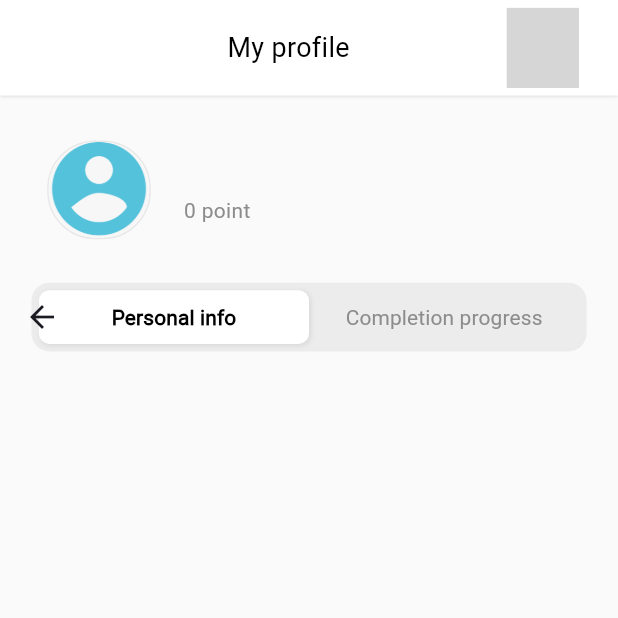
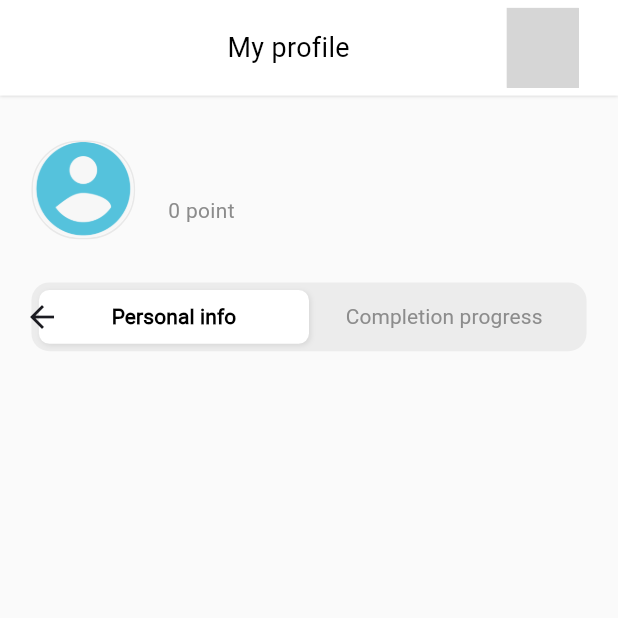
Before and after one commit to hizurk1/vocaday_app, a Flutter app: the ProfilePage screen opened by its route, on a phone screen of 412 x 824 dp, the top half of it. Run offline on Flutter 3.47's test engine with Material 3 defaults, Android fonts, the phone set to English and light mode, and no system bars; our stand-ins replace cached_network_image, cloud_firestore, connectivity_plus, easy_localization, equatable, firebase_auth and 14 more; accounts and stored records are empty; project files that could hold a hidden picture were left out; grey boxes are pictures that could not be loaded.

```diff
--- a/lib/app/constants/app_asset.dart
+++ b/lib/app/constants/app_asset.dart
@@ -31,6 +31,8 @@ class AppAssets {
   static const genderOutline = '$_icon/gender.svg';
   static const attendance = '$_icon/check_in.svg';
   static const camera = '$_icon/camera.svg';
+  static const week = '$_icon/week.svg';
+  static const lightning = '$_icon/lightning.svg';
 
   // Bottom nav
   static const homeIconFill = '$_icon/home_fill.svg';
--- a/lib/app/screens/main/pages/profile/profile_page.dart
+++ b/lib/app/screens/main/pages/profile/profile_page.dart
@@ -13,7 +13,6 @@ import '../../../../managers/navigation.dart';
 import '../../../../translations/translations.dart';
 import '../../../../widgets/app_bar.dart';
 import '../../../../widgets/sliver_tab_view.dart';
-import '../../../../widgets/tab_bar_custom.dart';
 import 'profile_completion_progress_page.dart';
 
 class ProfilePage extends StatelessWidget {
@@ -65,17 +64,15 @@ class ProfilePage extends StatelessWidget {
           ),
         ),
       ),
-      body: DefaultTabController(
-        length: 2,
-        child: SliverTabView(
+      body: SliverTabView(
         onRefresh: _onRefresh,
+        numberOfTabs: 2,
+        physics: const BouncingScrollPhysics(),
         topChild: const ProfilePersonalInfoTile(),
-          tabBar: TabBarCustom(
         tabs: [
           Tab(text: LocaleKeys.profile_personal_info.tr()),
           Tab(text: LocaleKeys.profile_completion_progress.tr()),
         ],
-          ),
         tabBarView: const TabBarView(
           physics: BouncingScrollPhysics(),
           children: [
@@ -84,7 +81,6 @@ class ProfilePage extends StatelessWidget {
           ],
         ),
       ),
-      ),
     );
   }
 }
--- a/lib/app/themes/app_text_theme.dart
+++ b/lib/app/themes/app_text_theme.dart
@@ -107,9 +107,9 @@ class AppTextStyle {
     fontWeight: FontWeight.normal,
   );
   //! Caption
-  /// fontSize: 12 [w300]
+  /// fontSize: 13 [w300]
   final TextStyle caption = TextStyle(
-    fontSize: 12.sp,
-    fontWeight: FontWeight.w300,
+    fontSize: 13.sp,
+    fontWeight: FontWeight.normal,
   );
 }
--- a/lib/app/themes/app_theme.dart
+++ b/lib/app/themes/app_theme.dart
@@ -35,7 +35,7 @@ class AppTheme {
     fontFamily: 'Roboto',
     scaffoldBackgroundColor: AppColor().black,
     cardColor: AppColor().grey900,
-    primaryColor: AppColor().blue,
+    primaryColor: AppColor().blue400,
     primaryColorDark: AppColor().blue700,
     dialogBackgroundColor: AppColor().black,
     tabBarTheme: TabBarTheme(
--- a/lib/app/widgets/cached_network_image.dart
+++ b/lib/app/widgets/cached_network_image.dart
@@ -4,6 +4,7 @@ import 'package:cached_network_image/cached_network_image.dart';
 import 'package:flutter/material.dart';
 import 'package:flutter_screenutil/flutter_screenutil.dart';
 
+import '../../config/app_logger.dart';
 import '../../core/extensions/build_context.dart';
 import '../../core/extensions/string.dart';
 import '../constants/app_asset.dart';
@@ -47,7 +48,10 @@ class CachedNetworkImageCustom extends StatelessWidget {
               color: context.backgroundColor,
             ),
             errorWidget: (context, url, error) => _defaultAvatar(size),
-            errorListener: (value) => debugPrint('CachedNetworkImage: $value'),
+            errorListener: (error) => logger.e(
+              'CachedNetworkImageCustom',
+              error: error,
+            ),
             height: size?.h,
             width: size?.w,
             fit: BoxFit.cover,
@@ -70,7 +74,6 @@ class CachedNetworkImageCustom extends StatelessWidget {
 
   Widget _defaultAvatar(double? size) {
     final file = File(url ?? '');
-    debugPrint('file: $file');
     return file.path.isNotEmpty
         ? Image.file(
             file,
--- a/lib/app/widgets/sliver_tab_view.dart
+++ b/lib/app/widgets/sliver_tab_view.dart
@@ -3,6 +3,7 @@ import 'package:flutter_screenutil/flutter_screenutil.dart';
 
 import '../../core/extensions/build_context.dart';
 import '../constants/app_element.dart';
+import 'tab_bar_custom.dart';
 
 class SliverTabView extends StatelessWidget {
   /// topChild: the widget that should be filled on top of [tabBar] (optional)
@@ -13,33 +14,75 @@ class SliverTabView extends StatelessWidget {
   const SliverTabView({
     super.key,
     this.topChild,
-    required this.tabBar,
+    required this.numberOfTabs,
+    required this.tabs,
     required this.tabBarView,
     this.isPinned = true,
+    this.physics,
     this.onRefresh,
+    this.padding,
   });
 
+  /// Trigger when users pull down to refresh the content data.
   final Future<void> Function()? onRefresh;
+
+  /// The widget that places above tabBar.
   final Widget? topChild;
-  final Widget tabBar;
-  final TabBarView tabBarView;
+
+  /// Tabs for [TabBarCustom], `List<Tab>`
+  final List<Tab> tabs;
+
+  /// required [TabBarView] class
+  final Widget tabBarView;
+
+  /// Allow the [tabBar] is pinned on top or not.
   final bool isPinned;
+
+  /// The total number of tabs.
+  ///
+  /// Typically greater than 1.
+  /// Must match [tabBar]'s and [tabBarView.children]'s length.
+  final int numberOfTabs;
+
+  /// Horizontal & vertical padding for the whole screen, except tabBarView.
+  final double? padding;
+
+  /// Creates custom scroll effects using slivers.
+  final ScrollPhysics? physics;
 
   @override
   Widget build(BuildContext context) {
-    return RefreshIndicator(
+    return DefaultTabController(
+      length: numberOfTabs,
+      child: RefreshIndicator(
         onRefresh: onRefresh ?? () async {},
         child: CustomScrollView(
+          physics: physics,
           slivers: [
-          if (topChild != null) SliverToBoxAdapter(child: topChild),
+            if (topChild != null)
+              SliverToBoxAdapter(
+                child: Padding(
+                  padding: EdgeInsets.only(
+                    right: padding ?? 0,
+                    left: padding ?? 0,
+                    top: padding ?? 0,
+                  ),
+                  child: topChild,
+                ),
+              ),
             //? Tab Bar
             SliverAppBar(
               floating: true,
               pinned: isPinned,
-            toolbarHeight: AppElement.appBarHeight + 20.h,
+              toolbarHeight: AppElement.appBarHeight.h + (padding ?? 20).h,
               backgroundColor: context.backgroundColor,
               surfaceTintColor: context.backgroundColor,
-            flexibleSpace: Center(child: tabBar),
+              flexibleSpace: Center(
+                child: TabBarCustom(
+                  horizontalMargin: padding,
+                  tabs: tabs,
+                ),
+              ),
             ),
             //? Content view
             SliverFillRemaining(
@@ -52,6 +95,7 @@ class SliverTabView extends StatelessWidget {
             ),
           ],
         ),
+      ),
     );
   }
 }
--- a/lib/app/widgets/tab_bar_custom.dart
+++ b/lib/app/widgets/tab_bar_custom.dart
@@ -7,7 +7,13 @@ import '../themes/app_color.dart';
 import '../themes/app_text_theme.dart';
 
 class TabBarCustom extends StatelessWidget {
-  const TabBarCustom({super.key, required this.tabs});
+  const TabBarCustom({
+    super.key,
+    required this.tabs,
+    this.horizontalMargin,
+  });
+
+  final double? horizontalMargin;
   final List<Tab> tabs;
 
   @override
@@ -16,7 +22,7 @@ class TabBarCustom extends StatelessWidget {
       height: AppElement.tabBarSize.h,
       width: context.screenWidth,
       padding: EdgeInsets.all(5.h),
-      margin: EdgeInsets.symmetric(horizontal: 20.w),
+      margin: EdgeInsets.symmetric(horizontal: (horizontalMargin ?? 20).w),
       decoration: BoxDecoration(
         borderRadius: BorderRadius.circular(12.r),
         color: context.isDarkTheme
--- a/lib/core/extensions/build_context.dart
+++ b/lib/core/extensions/build_context.dart
@@ -57,6 +57,11 @@ extension BuildContextExtension on BuildContext {
   Color get shadowColor =>
       isDarkTheme ? AppColor().grey950 : AppColor().grey300;
 
+  /// Get [Color] for any elements have color like `shadow` widget.
+  /// [grey700] for light theme and [grey950] for dark theme
+  Color get shadowColorDark =>
+      isDarkTheme ? AppColor().grey950 : AppColor().grey700;
+
   /// To show date picker.
   ///
   /// * initDate: When the date picker is first displayed, if [initialDate] is not null, it will show the month of [initialDate], with [initialDate] selected. Otherwise it will show the [currentDate]'s month.
--- a/lib/features/user/presentation/widgets/main_profile/profile_personal_info.dart
+++ b/lib/features/user/presentation/widgets/main_profile/profile_personal_info.dart
@@ -23,8 +23,8 @@ class ProfilePersonalInfoTile extends StatelessWidget {
         }
         return Container(
           padding: EdgeInsets.only(
-            right: 30.w,
-            left: 30.w,
+            right: 20.w,
+            left: 20.w,
             top: 30.h,
             bottom: 10.h,
           ),
--- a/lib/features/word/presentation/widgets/search_word_tile.dart
+++ b/lib/features/word/presentation/widgets/search_word_tile.dart
@@ -51,7 +51,7 @@ class SearchWordTileWidget extends StatelessWidget {
             ),
             subtitle: TextCustom(
               word.meanings.first.type.toLowerCase(),
-              style: context.textStyle.caption.grey,
+              style: context.textStyle.labelL.grey,
             ),
             trailing: GestureDetector(
               onTap: _onCopyToClipboard,
```
Also changed, not shown: assets/translations/en-US.json (+22 -0 lines), assets/translations/vi-VN.json (+22 -0 lines), lib/app/screens/main/pages/home/home_page.dart (+63 -11 lines), lib/app/screens/main/pages/home/widgets/check_in_panel.dart (added, +198 -0 lines), lib/app/screens/main/pages/home/widgets/home_text_title.dart (added, +15 -0 lines), lib/app/widgets/list_tile_custom.dart (added, +46 -0 lines), lib/features/user/presentation/widgets/main_home/home_top_app_bar.dart (added, +67 -0 lines), lib/app/translations/codegen_loader.g.dart, lib/app/translations/locale_keys.g.dart. Lines whose indentation alone changed are shown as unchanged.
